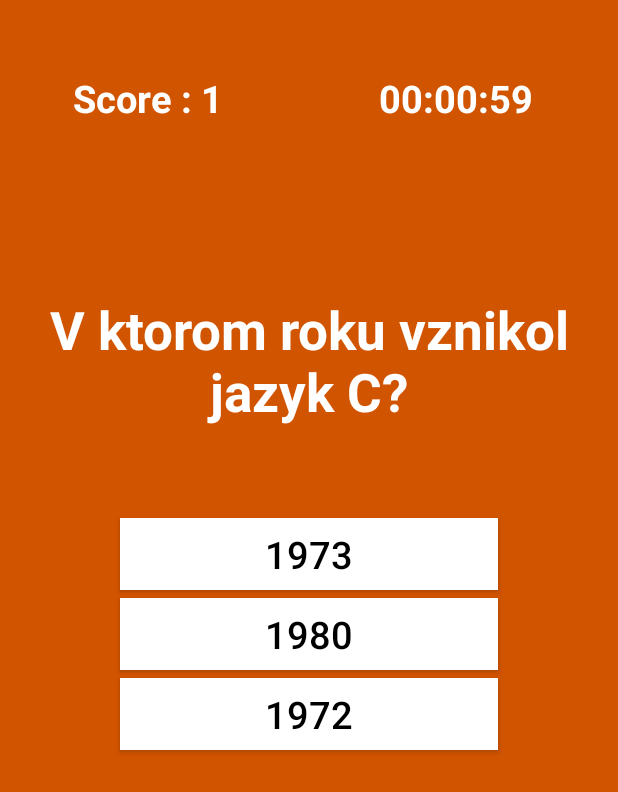
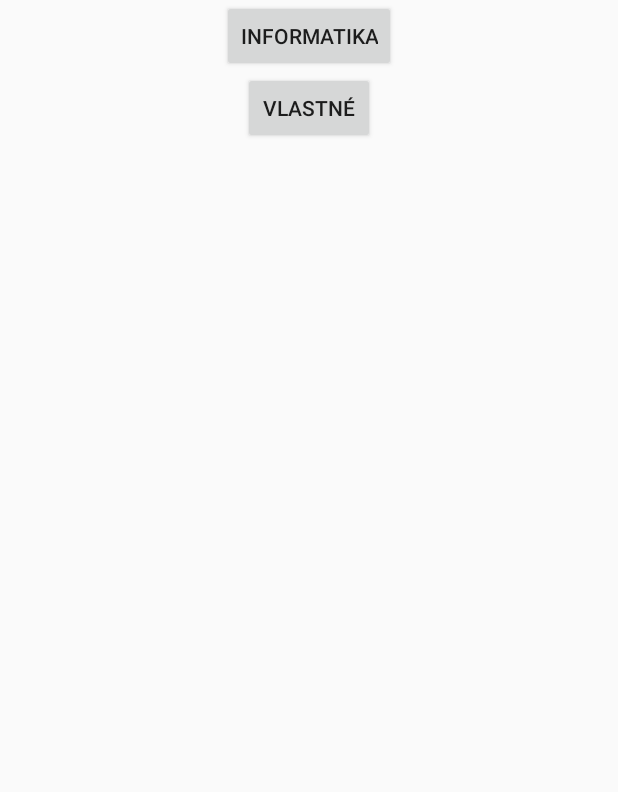
Before and after one commit to FrederikSpaldon/3blaf_game, an Android app: the screen it shows after launch (SingleplayerActivity before the commit, CategoryChoose after it), after a tap on "SINGLEPLAYER", on a phone screen of 412 x 824 dp. Shown: the top 792 px of the screen. Run offline under Robolectric (Android 15) with nearby library versions, the phone set to English and light mode, and no system bars; 1 statement that could not run was skipped.

Commit message:
Rozdelenie do kategorii

```diff
--- a/app/src/main/AndroidManifest.xml
+++ b/app/src/main/AndroidManifest.xml
@@ -38,5 +38,9 @@
             android:name=".AddQuestion"
             android:label="@string/app_name"
             android:screenOrientation="portrait"/>
+        <activity
+            android:name=".CategoryChoose"
+            android:label="@string/app_name"
+            android:screenOrientation="portrait"/>
     </application>
 </manifest>
--- a/app/src/main/java/a3blaf/a3blafgame/AddQuestion.java
+++ b/app/src/main/java/a3blaf/a3blafgame/AddQuestion.java
@@ -19,6 +19,7 @@ public class AddQuestion extends Activity{
     RadioButton checkboxA;
     RadioButton checkboxB;
     RadioButton checkboxC;
+    String category;
 
     private static DatabaseHelper databaseHelper;
 
@@ -36,6 +37,7 @@ public class AddQuestion extends Activity{
         checkboxA = (RadioButton) findViewById(R.id.checkboxA);
         checkboxB = (RadioButton) findViewById(R.id.checkboxB);
         checkboxC = (RadioButton) findViewById(R.id.checkboxC);
+        category = "Vlastne";
         databaseHelper=new DatabaseHelper(this);
 
 
@@ -44,7 +46,7 @@ public class AddQuestion extends Activity{
             public void onClick(View v) {
                 if(isCorrectInput()) {
                     //add question
-                    databaseHelper.addOwnQuestion(new Question(question.getText().toString(),optA.getText().toString(),optB.getText().toString(),optC.getText().toString(),getAnswer()));
+                    databaseHelper.addOwnQuestion(new Question(question.getText().toString(),optA.getText().toString(),optB.getText().toString(),optC.getText().toString(),getAnswer(),category));
 
                     //change activity
                     Intent intent = new Intent(AddQuestion.this,
@@ -53,7 +55,7 @@ public class AddQuestion extends Activity{
                     finish();
                 }
                 else{
-                    new AlertDialog.Builder(AddQuestion.this).setTitle("Warning").setMessage("Wrong Input").setCancelable(true).show();
+                    new AlertDialog.Builder(AddQuestion.this).setTitle("Upozornenie").setMessage("Vyplňte všetky polia").setCancelable(true).show();
                 }
             }
         });
--- /dev/null
+++ b/app/src/main/java/a3blaf/a3blafgame/CategoryChoose.java
@@ -0,0 +1,52 @@
+package a3blaf.a3blafgame;
+
+import android.app.Activity;
+import android.content.Intent;
+import android.media.MediaPlayer;
+import android.os.Bundle;
+import android.view.View;
+import android.widget.Button;
+
+/**
+ * Created by Fredo on 2. 11. 2016.
+ */
+public class CategoryChoose extends Activity {
+
+    Button informatika,vlastne;
+
+    @Override
+    protected void onCreate(Bundle savedInstanceState) {
+        super.onCreate(savedInstanceState);
+        setContentView(R.layout.category);
+
+        informatika = (Button)findViewById(R.id.btn_informatika);
+        vlastne = (Button)findViewById(R.id.btn_vlastne);
+
+        informatika.setOnClickListener(new View.OnClickListener() {
+            @Override
+            public void onClick(View v) {
+                Bundle b = new Bundle();
+                b.putString("category", "Informatika");
+                Intent intent = new Intent(CategoryChoose.this,
+                        SingleplayerActivity.class);
+                intent.putExtras(b);
+                startActivity(intent);
+                finish();
+            }
+        });
+
+        vlastne.setOnClickListener(new View.OnClickListener() {
+            @Override
+            public void onClick(View v) {
+                Bundle b = new Bundle();
+                b.putString("category", "Vlastne");
+                Intent intent = new Intent(CategoryChoose.this,
+                        SingleplayerActivity.class);
+                intent.putExtras(b);
+                startActivity(intent);
+                finish();
+            }
+        });
+
+    }
+}
--- a/app/src/main/java/a3blaf/a3blafgame/DatabaseHelper.java
+++ b/app/src/main/java/a3blaf/a3blafgame/DatabaseHelper.java
@@ -24,6 +24,7 @@ public class DatabaseHelper extends SQLiteOpenHelper {
     private static final String KEY_OPTA = "opta"; // option a
     private static final String KEY_OPTB = "optb"; // option b
     private static final String KEY_OPTC = "optc"; // option c
+    private static final String KEY_CATEGORY = "category";
 
     private SQLiteDatabase dbase;
 
@@ -38,37 +39,26 @@ public class DatabaseHelper extends SQLiteOpenHelper {
         String sql = "CREATE TABLE IF NOT EXISTS " + TABLE_QUEST + " ( "
                 + KEY_ID + " INTEGER PRIMARY KEY AUTOINCREMENT, " + KEY_QUES
                 + " TEXT, " + KEY_ANSWER + " TEXT, " + KEY_OPTA + " TEXT, "
-                + KEY_OPTB + " TEXT, " + KEY_OPTC + " TEXT)";
+                + KEY_OPTB + " TEXT, " + KEY_OPTC +" TEXT, " + KEY_CATEGORY + " TEXT)";
         db.execSQL(sql);
         addQuestions();
         // db.close();
     }
 
     private void addQuestions() {
-        /*Question q1 = new Question("Testovacia otazka 1?", "A", "B", "C", "A");
+
+
+        Question q1 = new Question("Koľko bitov má jeden bajt?", "8", "7", "9", "8","Informatika");
         this.addQuestion(q1);
-        Question q2 = new Question("Testovacia otazka 2?", "A", "B", "C", "A");
+        Question q2 = new Question("Ktorý algoritmus na triedenie je najrýchlejší?", "Bubble sort", "Quick sort", "Merge sort", "Quick sort", "Informatika");
         this.addQuestion(q2);
-        Question q3 = new Question("Testovacia otazka 3?", "A", "B", "C", "A");
+        Question q3 = new Question("Kde vznikol internet?", "CERN", "MIT", "Oxford", "CERN", "Informatika");
         this.addQuestion(q3);
-        Question q4 = new Question("Testovacia otazka 4?", "A", "B", "C", "A");
+        Question q4 = new Question("V ktorom roku vznikol jazyk C?", "1973", "1980", "1972", "1972", "Informatika");
         this.addQuestion(q4);
-        Question q5 = new Question("Testovacia otazka 5?", "A", "B", "C", "A");
+        Question q5 = new Question("Vykonaj operáciu or: 0011 or 1111", "0101", "1111", "0000", "1111", "Informatika");
         this.addQuestion(q5);
-        Question q6 = new Question("Testovacia otazka 6?", "A", "B", "C", "A");
-        this.addQuestion(q6);*/
-
-        Question q1 = new Question("Koľko bitov má jeden bajt?", "8", "7", "9", "8");
-        this.addQuestion(q1);
-        Question q2 = new Question("Ktorý algoritmus na triedenie je najrýchlejší?", "Bubble sort", "Quick sort", "Merge sort", "Quick sort");
-        this.addQuestion(q2);
-        Question q3 = new Question("Kde vznikol internet?", "CERN", "MIT", "Oxford", "CERN");
-        this.addQuestion(q3);
-        Question q4 = new Question("V ktorom roku vznikol jazyk C?", "1973", "1980", "1972", "1972");
-        this.addQuestion(q4);
-        Question q5 = new Question("Vykonaj operáciu or: 0011 or 1111", "0101", "1111", "0000", "1111");
-        this.addQuestion(q5);
-        Question q6 = new Question("Kto bol prvý programátor?", "Charles Babbage", "Alan Turing", "Ada Lovelace", "Ada Lovelace");
+        Question q6 = new Question("Kto bol prvý programátor?", "Charles Babbage", "Alan Turing", "Ada Lovelace", "Ada Lovelace", "Informatika");
         this.addQuestion(q6);
 
         // END
@@ -90,6 +80,7 @@ public class DatabaseHelper extends SQLiteOpenHelper {
         values.put(KEY_OPTA, quest.getOPTA());
         values.put(KEY_OPTB, quest.getOPTB());
         values.put(KEY_OPTC, quest.getOPTC());
+        values.put(KEY_CATEGORY, quest.getCATEGORY());
 
         dbase.insert(TABLE_QUEST, null, values);
     }
@@ -102,6 +93,7 @@ public class DatabaseHelper extends SQLiteOpenHelper {
         values.put(KEY_OPTA, quest.getOPTA());
         values.put(KEY_OPTB, quest.getOPTB());
         values.put(KEY_OPTC, quest.getOPTC());
+        values.put(KEY_CATEGORY, quest.getCATEGORY());
 
         dbase.insert(TABLE_QUEST, null, values);
     }
@@ -122,6 +114,33 @@ public class DatabaseHelper extends SQLiteOpenHelper {
                 quest.setOPTA(cursor.getString(3));
                 quest.setOPTB(cursor.getString(4));
                 quest.setOPTC(cursor.getString(5));
+                quest.setCATEGORY(cursor.getString(6));
+
+                quesList.add(quest);
+            } while (cursor.moveToNext());
+        }
+
+        Collections.shuffle(quesList);
+        return quesList;
+    }
+
+    public List<Question> getAllQuestionsByCategory(String category) {
+        List<Question> quesList = new ArrayList<Question>();
+
+        String selectQuery = "SELECT  * FROM " + TABLE_QUEST+ " WHERE "+KEY_CATEGORY+" = '"+ category+"'";
+        dbase = this.getReadableDatabase();
+        Cursor cursor = dbase.rawQuery(selectQuery, null);
+        // looping through all rows and adding to list
+        if (cursor.moveToFirst()) {
+            do {
+                Question quest = new Question();
+                quest.setID(cursor.getInt(0));
+                quest.setQUESTION(cursor.getString(1));
+                quest.setANSWER(cursor.getString(2));
+                quest.setOPTA(cursor.getString(3));
+                quest.setOPTB(cursor.getString(4));
+                quest.setOPTC(cursor.getString(5));
+                quest.setCATEGORY(cursor.getString(6));
 
                 quesList.add(quest);
             } while (cursor.moveToNext());
--- a/app/src/main/java/a3blaf/a3blafgame/Question.java
+++ b/app/src/main/java/a3blaf/a3blafgame/Question.java
@@ -13,6 +13,7 @@ public class Question extends Activity{
     private String OPTC;
 
     private String ANSWER;
+    private String CATEGORY;
 
 
     public Question() {
@@ -23,15 +24,17 @@ public class Question extends Activity{
         OPTC = "";
 
         ANSWER = "";
+        CATEGORY= "";
 
     }
 
-    public Question(String qUESTION, String oPTA, String oPTB, String oPTC, String aNSWER) {
+    public Question(String qUESTION, String oPTA, String oPTB, String oPTC, String aNSWER, String cATEGORY) {
         QUESTION = qUESTION;
         OPTA = oPTA;
         OPTB = oPTB;
         OPTC = oPTC;
         ANSWER = aNSWER;
+        CATEGORY = cATEGORY;
 
     }
 
@@ -59,6 +62,10 @@ public class Question extends Activity{
         return ANSWER;
     }
 
+    public String getCATEGORY() {
+        return CATEGORY;
+    }
+
     public void setID(int id) {
         ID = id;
     }
@@ -83,4 +90,8 @@ public class Question extends Activity{
         ANSWER = aNSWER;
     }
 
+    public void setCATEGORY(String cATEGORY) {
+        CATEGORY = cATEGORY;
+    }
+
 }
--- a/app/src/main/java/a3blaf/a3blafgame/SingleplayerActivity.java
+++ b/app/src/main/java/a3blaf/a3blafgame/SingleplayerActivity.java
@@ -27,6 +27,7 @@ public class SingleplayerActivity extends Activity {
     Question currentQ;
     TextView txtQuestion, times, scored;
     Button option1, option2, option3;
+    String category;
 
 
     @Override
@@ -34,8 +35,20 @@ public class SingleplayerActivity extends Activity {
         super.onCreate(savedInstanceState);
         setContentView(R.layout.activity_main);
 
+        Bundle b = getIntent().getExtras();
+        category = b.getString("category");
+
         DatabaseHelper db = new DatabaseHelper(this);  // database helper
-        quesList = db.getAllQuestions();  // get all question
+        quesList = db.getAllQuestionsByCategory(category);  // get all question
+
+        //if empty category go back
+        if(quesList==null || quesList.isEmpty()) {
+            Intent intent = new Intent(SingleplayerActivity.this, CategoryChoose.class);
+            startActivity(intent);
+            finish();
+        }
+        else {
+
             currentQ = quesList.get(qid); //  current question
 
             txtQuestion = (TextView) findViewById(R.id.txtQuestion); // question text view
@@ -44,7 +57,6 @@ public class SingleplayerActivity extends Activity {
             option1 = (Button) findViewById(R.id.button1);
             option2 = (Button) findViewById(R.id.button2);
             option3 = (Button) findViewById(R.id.button3);
-
 
 
             final MediaPlayer mp = MediaPlayer.create(this, R.raw.latch_click);
@@ -90,6 +102,8 @@ public class SingleplayerActivity extends Activity {
                     mp.start();
                 }
             });
+
+        }
     }
 
     public void getAnswer(String AnswerString) {
@@ -171,8 +185,6 @@ public class SingleplayerActivity extends Activity {
             System.out.println(hms);
             times.setText(hms);
         }
-
-
     }
 
     private void setQuestionView() {
@@ -185,4 +197,5 @@ public class SingleplayerActivity extends Activity {
 
         qid++;
     }
+
 }
--- /dev/null
+++ b/app/src/main/res/layout/category.xml
@@ -0,0 +1,19 @@
+<?xml version="1.0" encoding="utf-8"?>
+<LinearLayout xmlns:android="http://schemas.android.com/apk/res/android"
+    android:orientation="vertical" android:layout_width="match_parent"
+    android:layout_height="match_parent">
+
+    <Button
+        android:layout_width="wrap_content"
+        android:layout_height="wrap_content"
+        android:text="Informatika"
+        android:id="@+id/btn_informatika"
+        android:layout_gravity="center_horizontal" />
+
+    <Button
+        android:layout_width="wrap_content"
+        android:layout_height="wrap_content"
+        android:text="Vlastné"
+        android:id="@+id/btn_vlastne"
+        android:layout_gravity="center_horizontal" />
+</LinearLayout>
```
Lines whose indentation alone changed are shown as unchanged.
